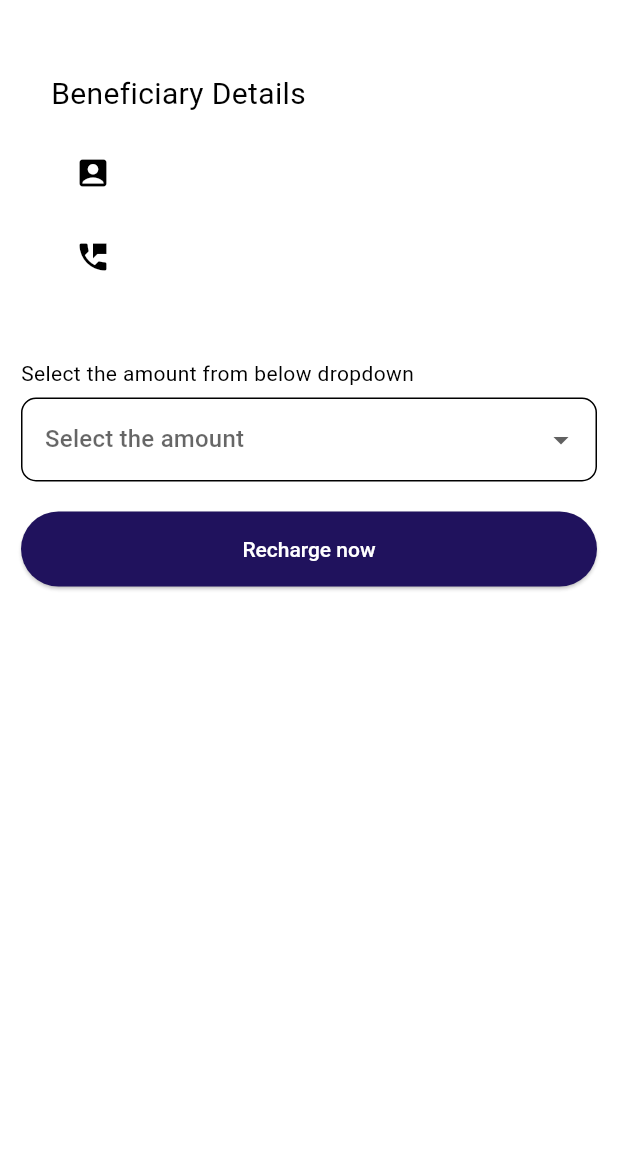
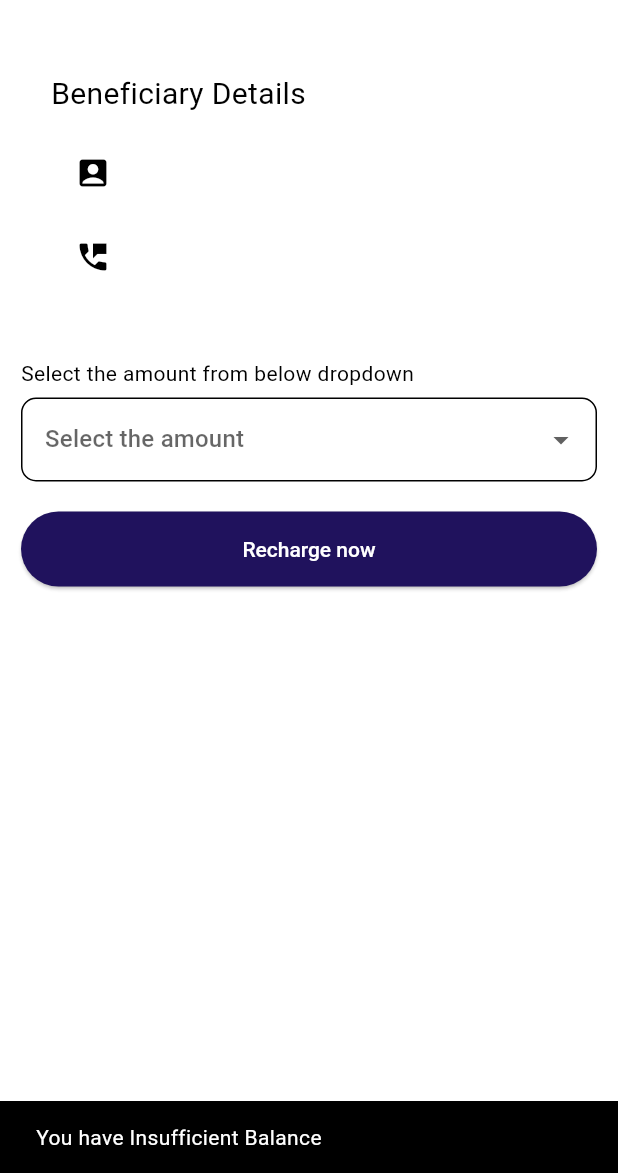
Before and after one commit to vikasp52/Mobile-Recharge, a Flutter app: the Recharge screen opened directly with empty values, after a tap on "Recharge now", on a phone screen of 412 x 824 dp, the part 63-1236 px from its top. Run offline on Flutter 3.47's test engine with Material 3 defaults, Android fonts, the phone set to English and light mode, and no system bars; our stand-ins replace dartz, dio, flutter_bloc, freezed_annotation, get_it, retrofit; generated files the repository leaves out were written again.

Commit message:
Implemented the top up services

```diff
--- a/assets/mock_user.json
+++ b/assets/mock_user.json
@@ -2,7 +2,7 @@
   "user": {
     "id": "1",
     "isVerified": true,
-    "balance": 3000
+    "balance": 1000
   },
   "beneficiaries": [
 
--- a/lib/core/services/top_up_manager.dart
+++ b/lib/core/services/top_up_manager.dart
@@ -7,18 +7,64 @@ class TopUpManager {
 
   TopUpManager({required this.user});
 
-  bool canTopUp(Beneficiary beneficiary, int amount) {
-    if (user.user == null || beneficiary.totalTopUp == null) return false;
-    int maxTopUpBeneficiary = user.user!.isVerified ? 500 : 100;
-    return beneficiary.totalTopUp! + amount <= maxTopUpBeneficiary;
+  DateTime now = DateTime.now();
+
+  // This method is used to calculate the total top-up done by the
+  // user till date.
+  int calculateMonthlyTopUp(Beneficiary beneficiary) {
+    DateTime firstDayOfMonth = DateTime(now.year, now.month, 1);
+
+    return beneficiary.transactions
+        .where(
+          (transaction) => transaction.date.isAfter(firstDayOfMonth),
+        )
+        .fold(0, (total, transaction) => total + transaction.amount);
   }
 
-  bool canTopUpOverall(int amount) {
-    if (user.user == null || user.beneficiaries == null) return false;
-    double currentTotal = user.beneficiaries!
-        .fold(0, (prev, beneficiary) => prev + beneficiary.totalTopUp!);
+  int calculateMonthlyTopUpForAllBeneficiaries(int amount) {
+    DateTime firstDayOfMonth = DateTime(now.year, now.month, 1);
 
-    return currentTotal + amount <= maxTotalPopUpPerMonth;
+    // Ensure we handle the case where beneficiaries might be null
+    if (user.beneficiaries == null) {
+      return 0;
+    }
+
+    int totalTopUp = 0;
+
+    // Loop through each beneficiary
+    for (var beneficiary in user.beneficiaries!) {
+      print('beneficiary are: ${beneficiary.nickname}');
+      // Calculate the total top-up for this beneficiary for the current month
+      int beneficiaryTopUp = beneficiary.transactions
+          .where((transaction) => transaction.date.isAfter(firstDayOfMonth))
+          .fold(0, (subtotal, transaction) {
+        print('beneficiary transaction are: ${transaction.amount}');
+        return subtotal + transaction.amount;
+      });
+
+      // Add the beneficiary's top-up to the total
+      totalTopUp += beneficiaryTopUp;
+    }
+
+    return totalTopUp;
+  }
+
+  // User can top up a maximum of AED 500 OR AED 1,000 per calendar
+  // month per beneficiary based on varification status
+  bool canTopUpPerBeneficiary(Beneficiary beneficiary, int amount) {
+    final monthlyTopUp = calculateMonthlyTopUp(beneficiary);
+
+    if (user.user == null) return false;
+    int maxTopUpBeneficiary = user.user!.isVerified ? 500 : 1000;
+    return monthlyTopUp + amount <= maxTopUpBeneficiary;
+  }
+
+  // User can top up multiple beneficiaries but is limited to a total of
+  // AED 3,000 per month for all beneficiaries.
+  bool canTopUpOverall(Beneficiary beneficiary, int amount) {
+    final monthlyTopUp = calculateMonthlyTopUpForAllBeneficiaries(amount);
+
+    return monthlyTopUp + amount <= maxTotalPopUpPerMonth;
   }
 
   bool hasSufficientBalance(int amount) {
@@ -26,13 +72,15 @@ class TopUpManager {
     return user.user!.balance >= (amount + topUpCharges);
   }
 
-  bool canPerformTopUp(Beneficiary beneficiary, int amount) {
-    if (!canTopUp(beneficiary, amount) ||
-        !canPerformTopUp(beneficiary, amount) ||
-        !hasSufficientBalance(amount)) {
-      return false;
+  String? canPerformTopUp(Beneficiary beneficiary, int amount) {
+    if (!canTopUpPerBeneficiary(beneficiary, amount)) {
+      return 'You have reached to maximum top-up limit for this month';
+    } else if (!canTopUpOverall(beneficiary, amount)) {
+      return 'You have reached the monthly top-up limit for all beneficiaries';
+    } else if (!hasSufficientBalance(amount)) {
+      return 'You have Insufficient Balance';
+    } else {
+      return null;
     }
-
-    return true;
   }
 }
--- a/lib/core/utils/utils.dart
+++ b/lib/core/utils/utils.dart
@@ -1,2 +1,3 @@
 export 'constants.dart';
 export 'validation.dart';
+export 'generate_id.dart';
--- a/lib/core/utils/validation.dart
+++ b/lib/core/utils/validation.dart
@@ -1,5 +1,5 @@
 String? phoneValidation(value) {
-  if ((value?.isEmpty ?? true) || (value!.length != 10)) {
+  if ((value?.isEmpty ?? true) || (value!.length != 9)) {
     return 'Enter a valid mobile number';
   }
   return null;
--- a/lib/features/add_beneficiary/cubit/add_beneficiary_cubit.dart
+++ b/lib/features/add_beneficiary/cubit/add_beneficiary_cubit.dart
@@ -29,8 +29,6 @@ class AddBeneficiaryCubit extends Cubit<AddBeneficiaryState> {
 
       if (beneficiaries.length < 5) {
         try {
-          //beneficiaries.add(beneficiarie);
-
           final user = userData.copyWith(
               beneficiaries: [...?userData.beneficiaries, beneficiarie]);
 
--- a/lib/features/home/data/model/user.dart
+++ b/lib/features/home/data/model/user.dart
@@ -37,9 +37,21 @@ class Beneficiary with _$Beneficiary {
     String? id,
     required String? nickname,
     required String? mobile,
-    required int? totalTopUp,
+    required List<TopUpTransaction> transactions,
   }) = _Beneficiary;
 
   factory Beneficiary.fromJson(Map<String, Object?> json) =>
       _$BeneficiaryFromJson(json);
 }
+
+@freezed
+class TopUpTransaction with _$TopUpTransaction {
+  @JsonSerializable(includeIfNull: false)
+  const factory TopUpTransaction({
+    required DateTime date,
+    required int amount,
+  }) = _TopUpTransaction;
+
+  factory TopUpTransaction.fromJson(Map<String, Object?> json) =>
+      _$TopUpTransactionFromJson(json);
+}
--- a/lib/features/home/presentation/cubit/user_cubit.dart
+++ b/lib/features/home/presentation/cubit/user_cubit.dart
@@ -19,7 +19,6 @@ class UserCubit extends Cubit<UserState> {
   final UserRepository userRepository;
 
   Future<void> getUserDetails() async {
-    print('getUserDetails called');
     emit(
       state.copyWith(
         gettingUserDataInProgress: true,
--- a/lib/features/recharge/cubit/top_up_cubit.dart
+++ b/lib/features/recharge/cubit/top_up_cubit.dart
@@ -1,8 +1,99 @@
-import 'package:bloc/bloc.dart';
-import 'package:meta/meta.dart';
+// ignore_for_file: depend_on_referenced_packages
+
+import 'package:freezed_annotation/freezed_annotation.dart';
+import 'package:flutter_bloc/flutter_bloc.dart';
+import 'package:mobile_recharge/core/services/beneficiary_manager.dart';
+import 'package:mobile_recharge/core/services/top_up_manager.dart';
+import 'package:mobile_recharge/features/home/data/model/user.dart';
 
 part 'top_up_state.dart';
+part 'top_up_cubit.freezed.dart';
 
 class TopUpCubit extends Cubit<TopUpState> {
-  TopUpCubit() : super(TopUpInitial());
+  TopUpCubit(User user)
+      : topUpManager = TopUpManager(user: user),
+        super(TopUpState.initial());
+
+  final TopUpManager topUpManager;
+  final beneficiaryManager = BeneficiaryManager();
+
+  void setAmount(int amount) {
+    emit(state.copyWith(topUpAmount: amount));
+  }
+
+  Future<void> performTopUp(
+    Beneficiary beneficiary,
+  ) async {
+    emit(
+      state.copyWith(
+        topUpInProgress: true,
+        errorInPerformingTopUp: '',
+      ),
+    );
+
+    final canPerformTopUp = topUpManager.canPerformTopUp(
+      beneficiary,
+      state.topUpAmount,
+    );
+
+    print('canPerformTopUp is: $canPerformTopUp');
+
+    if (canPerformTopUp == null) {
+      User userData = await beneficiaryManager.loadUserData();
+      final beneficiaries = userData.beneficiaries!;
+
+      User? updatedUser;
+
+      // Update the user's balance
+      final updatedUserBalance = userData.user!.balance -
+          (state.topUpAmount + topUpManager.topUpCharges);
+
+      for (var beneficiaryData in beneficiaries) {
+        if (beneficiaryData.id == beneficiary.id) {
+          final newTopUpTransaction = TopUpTransaction(
+            date: DateTime.now(),
+            amount: state.topUpAmount,
+          );
+
+          // Update the beneficiary's topUp transactions
+          final updatedBeneficiary = beneficiaryData.copyWith(
+            transactions: [...beneficiary.transactions, newTopUpTransaction],
+          );
+
+          // Update the list of beneficiaries
+          final updatedBeneficiaries = beneficiaries
+              .map(
+                (b) => b.id == beneficiary.id ? updatedBeneficiary : b,
+              )
+              .toList();
+
+          // Create the updated user object
+          updatedUser = userData.copyWith(
+            user: userData.user!.copyWith(
+              balance: updatedUserBalance,
+            ),
+            beneficiaries: updatedBeneficiaries,
+          );
+
+          print('updatedUser: $updatedUser');
+        }
+      }
+
+      beneficiaryManager.saveUserMockData(updatedUser!);
+
+      emit(
+        state.copyWith(
+          topUpInProgress: false,
+          topUpDone: true,
+        ),
+      );
+    } else {
+      emit(
+        state.copyWith(
+          topUpInProgress: false,
+          errorInPerformingTopUp: canPerformTopUp,
+        ),
+      );
+    }
+  }
 }
--- a/lib/features/recharge/cubit/top_up_state.dart
+++ b/lib/features/recharge/cubit/top_up_state.dart
@@ -1,6 +1,13 @@
 part of 'top_up_cubit.dart';
 
-@immutable
-sealed class TopUpState {}
+@freezed
+abstract class TopUpState with _$TopUpState {
+  factory TopUpState({
+    @Default(false) bool topUpInProgress,
+    @Default(false) bool topUpDone,
+    @Default('') String errorInPerformingTopUp,
+    @Default(0) int topUpAmount,
+  }) = _TopUpState;
 
-final class TopUpInitial extends TopUpState {}
+  factory TopUpState.initial() => TopUpState();
+}
--- a/lib/features/recharge/presentation/recharge.dart
+++ b/lib/features/recharge/presentation/recharge.dart
@@ -1,6 +1,8 @@
 import 'package:flutter/material.dart';
+import 'package:flutter_bloc/flutter_bloc.dart';
 import 'package:mobile_recharge/core/assets/assets.dart';
 import 'package:mobile_recharge/features/home/data/model/user.dart';
+import 'package:mobile_recharge/features/recharge/cubit/top_up_cubit.dart';
 
 class Recharge extends StatelessWidget {
   const Recharge({
@@ -14,6 +16,8 @@ class Recharge extends StatelessWidget {
 
   @override
   Widget build(BuildContext context) {
+    final cubit = context.read<TopUpCubit>();
+
     List<int> topUpOptions = [5, 10, 20, 30, 50, 75, 100];
 
     return Scaffold(
@@ -86,19 +90,7 @@ class Recharge extends StatelessWidget {
               height: 6,
             ),
             DropdownButtonFormField<int>(
-              decoration: InputDecoration(
-                border: OutlineInputBorder(
-                  borderRadius: BorderRadius.circular(10),
-                ),
-                focusedBorder: OutlineInputBorder(
-                  borderRadius: BorderRadius.circular(10.0),
-                  borderSide: const BorderSide(
-                    color: CustomColors.black,
-                    width: 1,
-                  ),
-                ),
-              ),
-              //value: 10,
+              decoration: dropDownDecoration(),
               hint: const Text('Select the amount'),
               items: topUpOptions
                   .map((value) => DropdownMenuItem(
@@ -107,25 +99,72 @@ class Recharge extends StatelessWidget {
                       ))
                   .toList(),
               onChanged: (value) {
-                //
+                if (value != null) {
+                  cubit.setAmount(value);
+                }
               },
             ),
             const SizedBox(
               height: 20,
             ),
-            SizedBox(
-              width: double.maxFinite,
-              height: 50,
-              child: ElevatedButton(
-                onPressed: () {},
-                child: const Text(
-                  'Recharge now',
-                ),
-              ),
+            BlocConsumer<TopUpCubit, TopUpState>(
+              listener: (context, state) {
+                if (state.errorInPerformingTopUp.isNotEmpty) {
+                  ScaffoldMessenger.of(context).showSnackBar(
+                    SnackBar(
+                      content: Text(state.errorInPerformingTopUp),
+                    ),
+                  );
+                }
+
+                if (state.topUpDone) {
+                  Navigator.pop(context, true);
+                  ScaffoldMessenger.of(context).showSnackBar(
+                    const SnackBar(
+                      content: Text('Topup done successfully!'),
+                    ),
+                  );
+                }
+              },
+              builder: (context, state) {
+                if (state.topUpInProgress) {
+                  return const Center(
+                    child: CircularProgressIndicator(),
+                  );
+                }
+
+                return SizedBox(
+                  width: double.maxFinite,
+                  height: 50,
+                  child: ElevatedButton(
+                    onPressed: () {
+                      cubit.performTopUp(beneficiary);
+                    },
+                    child: const Text(
+                      'Recharge now',
+                    ),
+                  ),
+                );
+              },
             ),
           ],
         ),
       ),
     );
   }
+
+  InputDecoration dropDownDecoration() {
+    return InputDecoration(
+      border: OutlineInputBorder(
+        borderRadius: BorderRadius.circular(10),
+      ),
+      focusedBorder: OutlineInputBorder(
+        borderRadius: BorderRadius.circular(10.0),
+        borderSide: const BorderSide(
+          color: CustomColors.black,
+          width: 1,
+        ),
+      ),
+    );
+  }
 }
```
Also changed, not shown: lib/core/routing/route_generator.dart (+11 -3 lines), lib/core/utils/generate_id.dart (added, +8 -0 lines), lib/features/add_beneficiary/add_beneficiary.dart (+16 -5 lines), lib/features/home/presentation/screens/home.dart (+7 -1 lines), lib/features/home/data/model/user.freezed.dart, lib/features/home/data/model/user.g.dart, lib/features/recharge/cubit/top_up_cubit.freezed.dart (added).
